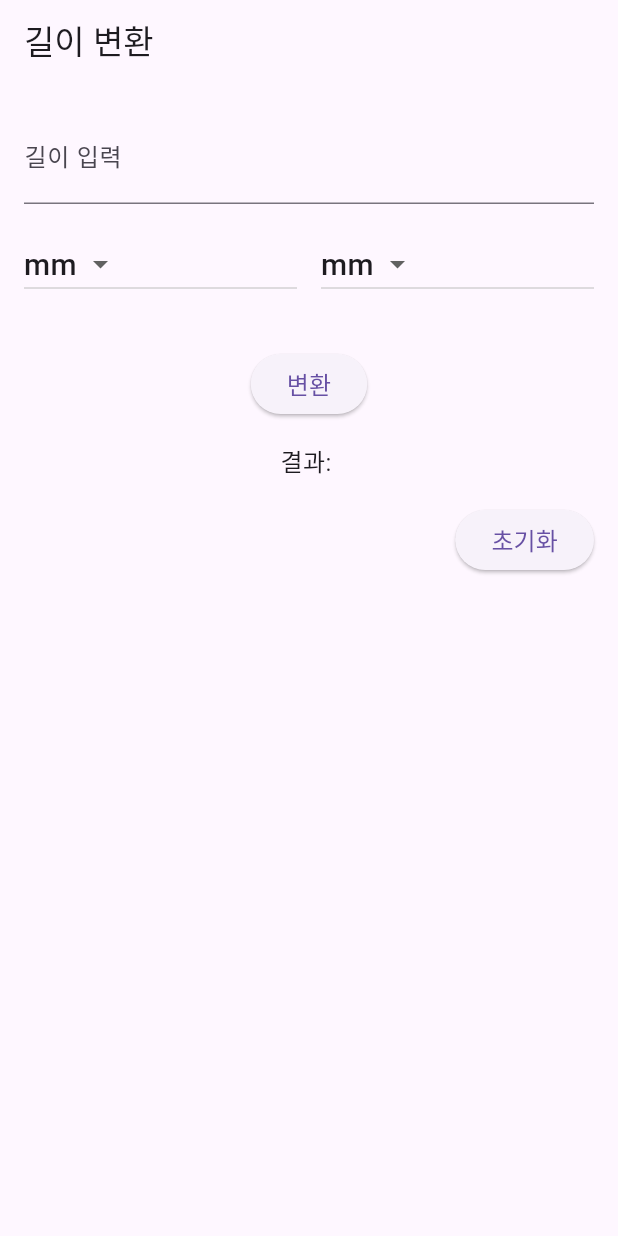
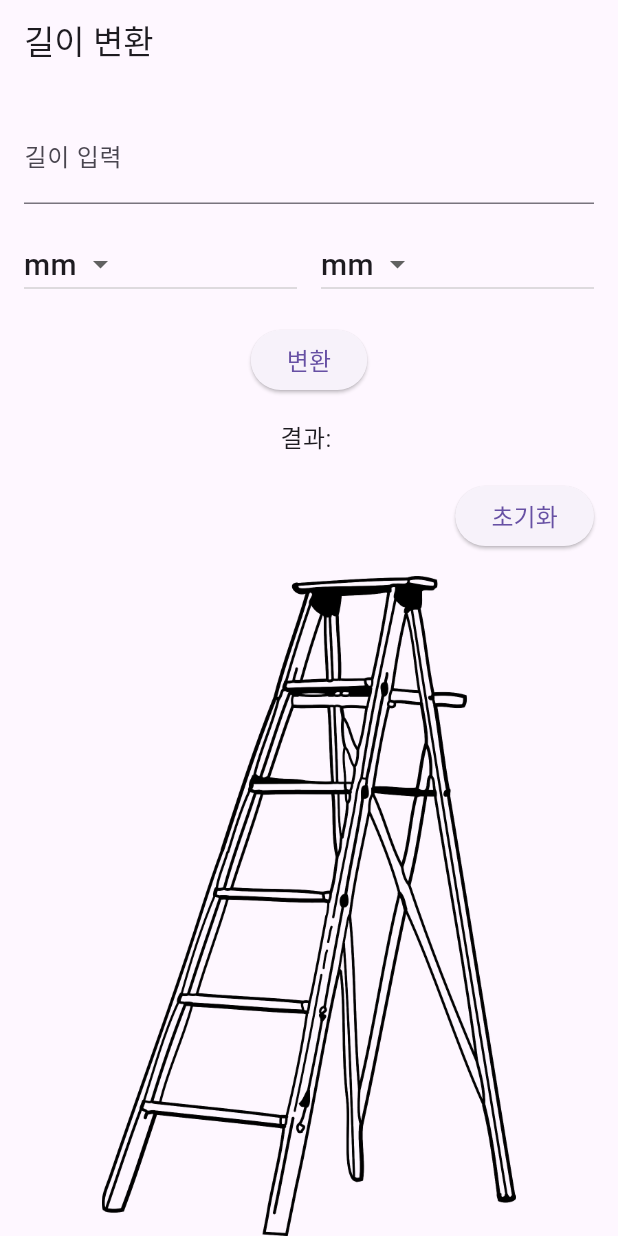
Before and after one commit to KimJJangGu/transformaition, a Flutter app: the screen it shows after launch, after a tap on "변환", after a tap on "초기화", on a phone screen of 412 x 824 dp. Run offline on Flutter 3.47's test engine with Material 3 defaults, Android fonts, the light colour scheme and no system bars.

Commit message:
변환 결과 저장 기능 생성 중

```diff
--- a/lib/length.dart
+++ b/lib/length.dart
@@ -13,12 +13,12 @@ class _LengthConverterState extends State<LengthConverter> {
   String result = "";
   String fromUnit = "mm";
   String toUnit = "mm";
+  List<String> transResult = [];
 
   final List<String> units = ["mm", "cm", "m", "km", "in", "ft", "yd", "mile"];
 
   @override
   void dispose() {
-    // Clean up the controller when the widget is disposed
     lengthController.dispose();
     super.dispose();
   }
@@ -29,7 +29,9 @@ class _LengthConverterState extends State<LengthConverter> {
       appBar: AppBar(
         title: const Text('길이 변환'),
       ),
-      body: Padding(
+      body: Column(
+        children: [
+          Padding(
             padding: const EdgeInsets.all(16.0),
             child: Column(
               mainAxisAlignment: MainAxisAlignment.start,
@@ -97,7 +99,7 @@ class _LengthConverterState extends State<LengthConverter> {
                   ],
                 ),
                 const Padding(
-              padding: EdgeInsets.all(16.0),
+                  padding: EdgeInsets.all(8.0),
                 ),
                 ElevatedButton(
                   onPressed: () {
@@ -127,18 +129,27 @@ class _LengthConverterState extends State<LengthConverter> {
               ],
             ),
           ),
+          Expanded(
+            child: Image.asset(
+              'assets/body_back/ladder.png',
+              fit: BoxFit.contain,
+            ),
+          )
+        ],
+      ),
     );
   }
 
   void convertLength() {
     double resultValue = length;
-    // Convert to meters first
+    // 미터로 변환
     resultValue = convertToMeter(resultValue, fromUnit);
-    // Convert from meters to the target unit
+    // 다른 단위로 변환
     resultValue = convertFromMeter(resultValue, toUnit);
 
     setState(() {
       result = '$resultValue $toUnit';
+      recordResult(result);
     });
   }
 
@@ -150,7 +161,13 @@ class _LengthConverterState extends State<LengthConverter> {
       result = "";
       fromUnit = "mm";
       toUnit = "mm";
+      transResult.clear();
     });
+  }
+
+  void recordResult(String result) {
+    transResult.insert(0, '변환 결과: $result');
+  }
 }
 
 double convertToMeter(double value, String unit) {
@@ -198,4 +215,3 @@ class _LengthConverterState extends State<LengthConverter> {
       return value;
   }
 }
-}
```
Also changed, not shown: assets/body_back/ladder.png (added). Lines whose indentation alone changed are shown as unchanged.
